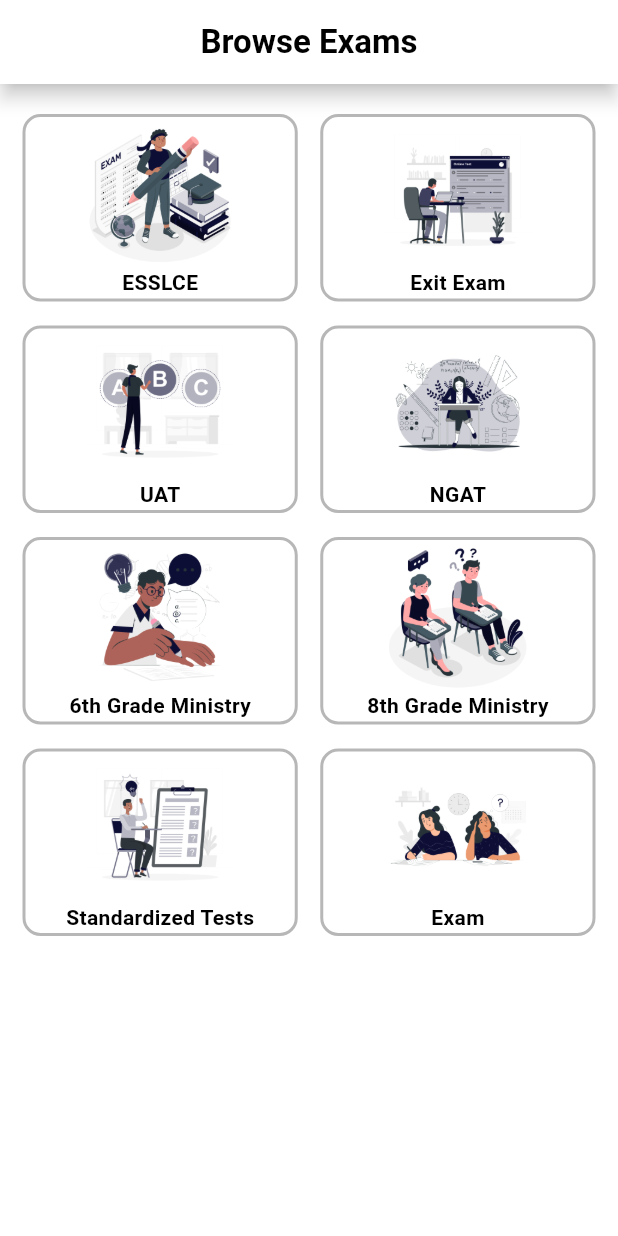
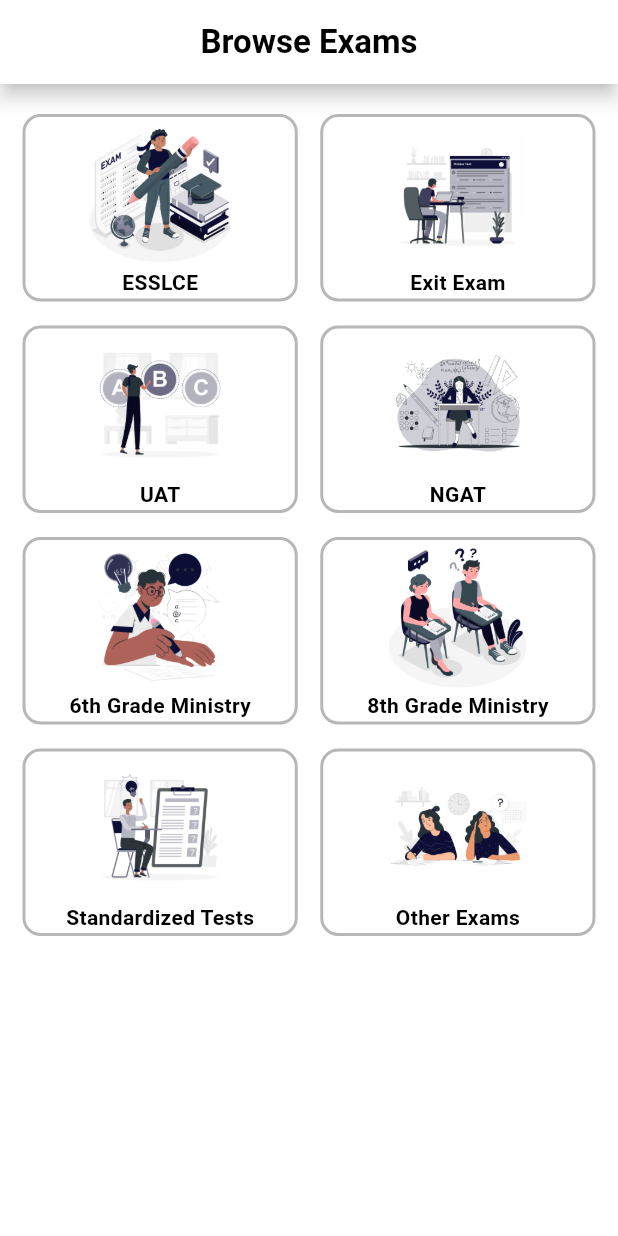
Before and after one commit to mati2yas/learning_management_system, a Flutter app: the ExamsScreen screen opened directly, on a phone screen of 412 x 824 dp. Run offline on Flutter 3.47's test engine with Material 3 defaults, Android fonts, the phone set to English and light mode, and no system bars; our stand-ins replace connectivity_plus, dio, firebase_core, firebase_crashlytics, flutter_riverpod, flutter_secure_storage and 6 more; missing offline and left inert: encrypt, flutter_inappwebview, flutter_pdfview, in_app_update, number_pagination; accounts and stored records are empty.

```diff
--- a/lib/app/app.dart
+++ b/lib/app/app.dart
@@ -107,7 +107,7 @@ class _MyAppState extends ConsumerState<MyApp> with WidgetsBindingObserver {
                 useMaterial3: true,
               ),
               onGenerateRoute: Approuter.generateRoute,
-              initialRoute: Routes.wrapper,
+              initialRoute: routesData.firstRoute,
               // onGenerateInitialRoutes: (initialRouteName) {
               //   if (initialRouteName == Routes.wrapper) {
               //     const token =
--- a/lib/features/exams/presentation/screens/exams_screen.dart
+++ b/lib/features/exams/presentation/screens/exams_screen.dart
@@ -201,7 +201,7 @@ class _ExamsScreenState extends ConsumerState<ExamsScreen> {
                   );
                 },
                 categoryImage: "other_exams",
-                categoryName: "Exam",
+                categoryName: "Other Exams",
               ),
             ],
           ),
```
Also changed, not shown: lib/features/auth_login/presentation/screens/login_screen.dart (+10 -9 lines), lib/features/home/provider/carousel_provider.dart (+7 -8 lines), pubspec.yaml (+7 -0 lines), assets/logos/logo1.png (added), assets/logos/logo2.png (added), assets/logos/logo3.png (added), assets/logos/logo4.png (added), assets/logos/logo5.png (added), pubspec.lock, 31 other files.
